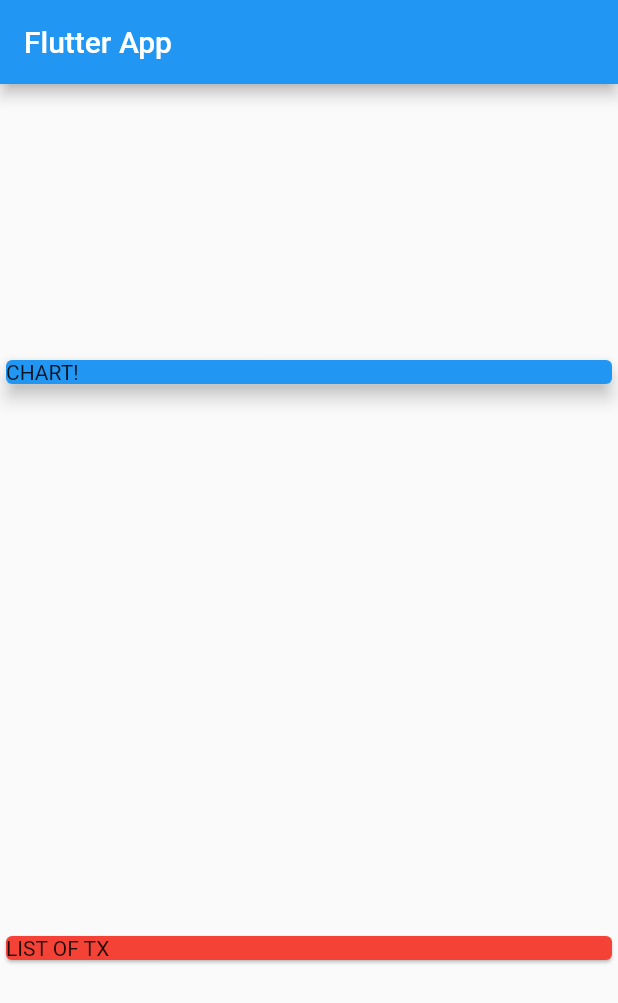
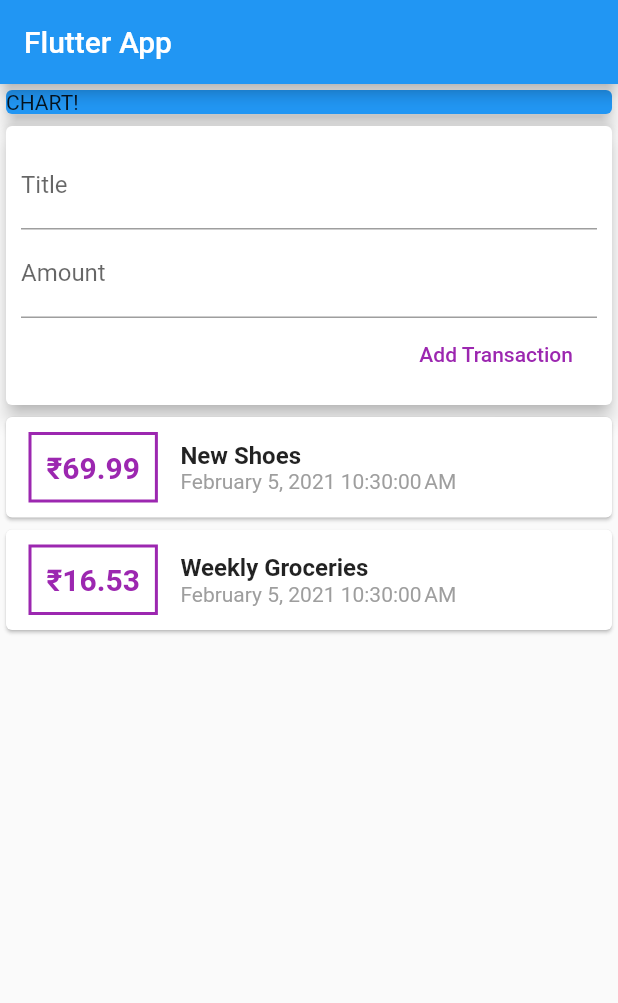
Before and after one commit to shriganesh1987/MyExpensePlanner, a Flutter app: the screen it shows after launch, on a phone screen of 412 x 824 dp. Shown: the top 1003 px of the screen. Run offline on Flutter 3.47's test engine with Material 2 defaults, Android fonts, the phone set to English and light mode, and no system bars.

Commit message:
Completed Section 4, Chapther 87

```diff
--- a/lib/main.dart
+++ b/lib/main.dart
@@ -1,3 +1,4 @@
+import './widgets/user_transactions.dart';
 import 'package:flutter/material.dart';
 
 void main() => runApp(MyApp());
@@ -13,6 +14,9 @@ class MyApp extends StatelessWidget {
 }
 
 class MyHomePage extends StatelessWidget {
+  // String titleInput;
+  // String amountInput;
+
   @override
   Widget build(BuildContext context) {
     return Scaffold(
@@ -20,7 +24,7 @@ class MyHomePage extends StatelessWidget {
         title: Text('Flutter App'),
       ),
       body: Column(
-          mainAxisAlignment: MainAxisAlignment.spaceAround,
+        //mainAxisAlignment: MainAxisAlignment.spaceAround,
         crossAxisAlignment: CrossAxisAlignment.stretch,
         children: <Widget>[
           Container(
@@ -31,11 +35,9 @@ class MyHomePage extends StatelessWidget {
               elevation: 5,
             ),
           ),
-            Card(
-              color: Colors.red,
-              child: Text('LIST OF TX'),
+          UserTransactions(),
+        ],
       ),
-          ],
-        ));
+    );
   }
 }
--- /dev/null
+++ b/lib/models/transaction.dart
@@ -0,0 +1,15 @@
+import 'package:flutter/foundation.dart';
+
+class Transaction {
+  String id;
+  String title;
+  double amount;
+  DateTime date;
+
+  Transaction({
+    @required this.id,
+    @required this.title,
+    @required this.amount,
+    @required this.date,
+  });
+}
--- /dev/null
+++ b/lib/widgets/new_transaction.dart
@@ -0,0 +1,53 @@
+import 'package:flutter/material.dart';
+
+class NewTransaction extends StatelessWidget {
+  final Function addTx;
+  final titleController = TextEditingController();
+  final amountController = TextEditingController();
+
+  NewTransaction(this.addTx);
+  @override
+  Widget build(BuildContext context) {
+    return Card(
+      elevation: 5,
+      child: Container(
+        padding: EdgeInsets.all(10),
+        child: Column(
+          crossAxisAlignment: CrossAxisAlignment.end,
+          children: <Widget>[
+            TextField(
+              decoration: InputDecoration(
+                labelText: 'Title',
+              ),
+              controller: titleController,
+              // onChanged: (val) {
+              //   titleInput = val;
+              // },
+            ),
+            TextField(
+              decoration: InputDecoration(
+                labelText: 'Amount',
+              ),
+              controller: amountController,
+              // onChanged: (val) {
+              //   amountInput = val;
+              // },
+            ),
+            FlatButton(
+              onPressed: () {
+                //print(titleInput);
+                //print(amountInput);
+                //print(titleController.text);
+                //print(amountController.text);
+                addTx(
+                    titleController.text, double.parse(amountController.text));
+              },
+              child: Text('Add Transaction'),
+              textColor: Colors.purple,
+            )
+          ],
+        ),
+      ),
+    );
+  }
+}
--- /dev/null
+++ b/lib/widgets/transaction_list.dart
@@ -0,0 +1,59 @@
+import 'package:flutter/material.dart';
+import 'package:intl/intl.dart';
+import '../models/transaction.dart';
+
+class TransactionList extends StatelessWidget {
+  final List<Transaction> transactions;
+
+  TransactionList(this.transactions);
+  @override
+  Widget build(BuildContext context) {
+    return Column(
+      children: transactions.map((tx) {
+        return Card(
+          child: Row(
+            children: <Widget>[
+              Container(
+                margin: EdgeInsets.symmetric(
+                  vertical: 10,
+                  horizontal: 15,
+                ),
+                child: Text(
+                  //'\$${tx.amount}', // if you want to use dollars
+                  '₹${tx.amount}',
+                  style: TextStyle(
+                    fontWeight: FontWeight.bold,
+                    fontSize: 20,
+                    color: Colors.purple,
+                  ),
+                ),
+                decoration: BoxDecoration(
+                    border: Border.all(
+                  color: Colors.purple,
+                  width: 2,
+                )),
+                padding: EdgeInsets.all(10),
+              ),
+              Column(
+                crossAxisAlignment: CrossAxisAlignment.start,
+                children: <Widget>[
+                  Text(
+                    tx.title,
+                    style: TextStyle(
+                      fontSize: 16,
+                      fontWeight: FontWeight.bold,
+                    ),
+                  ),
+                  Text(
+                    DateFormat().format(tx.date),
+                    style: TextStyle(color: Colors.grey),
+                  )
+                ],
+              )
+            ],
+          ),
+        );
+      }).toList(),
+    );
+  }
+}
--- /dev/null
+++ b/lib/widgets/user_transactions.dart
@@ -0,0 +1,47 @@
+import 'package:flutter/material.dart';
+import './transaction_list.dart';
+import './new_transaction.dart';
+import '../models/transaction.dart';
+
+class UserTransactions extends StatefulWidget {
+  @override
+  _UserTransactionsState createState() => _UserTransactionsState();
+}
+
+class _UserTransactionsState extends State<UserTransactions> {
+  final List<Transaction> _userTransactions = [
+    Transaction(
+      id: 't1',
+      title: 'New Shoes',
+      amount: 69.99,
+      date: DateTime.now(),
+    ),
+    Transaction(
+      id: 't2',
+      title: 'Weekly Groceries',
+      amount: 16.53,
+      date: DateTime.now(),
+    ),
+  ];
+
+  void _addNewTransaction(String title, double amount) {
+    final newTx = Transaction(
+        id: DateTime.now().toString(),
+        title: title,
+        amount: amount,
+        date: DateTime.now());
+    setState(() {
+      _userTransactions.add(newTx);
+    });
+  }
+
+  @override
+  Widget build(BuildContext context) {
+    return Column(
+      children: <Widget>[
+        NewTransaction(_addNewTransaction),
+        TransactionList(_userTransactions),
+      ],
+    );
+  }
+}
--- a/pubspec.yaml
+++ b/pubspec.yaml
@@ -23,6 +23,7 @@ environment:
 dependencies:
   flutter:
     sdk: flutter
+  intl: ^0.16.1
 
 
   # The following adds the Cupertino Icons font to your application.
```
Also changed, not shown: pubspec.lock. Lines whose indentation alone changed are shown as unchanged.
